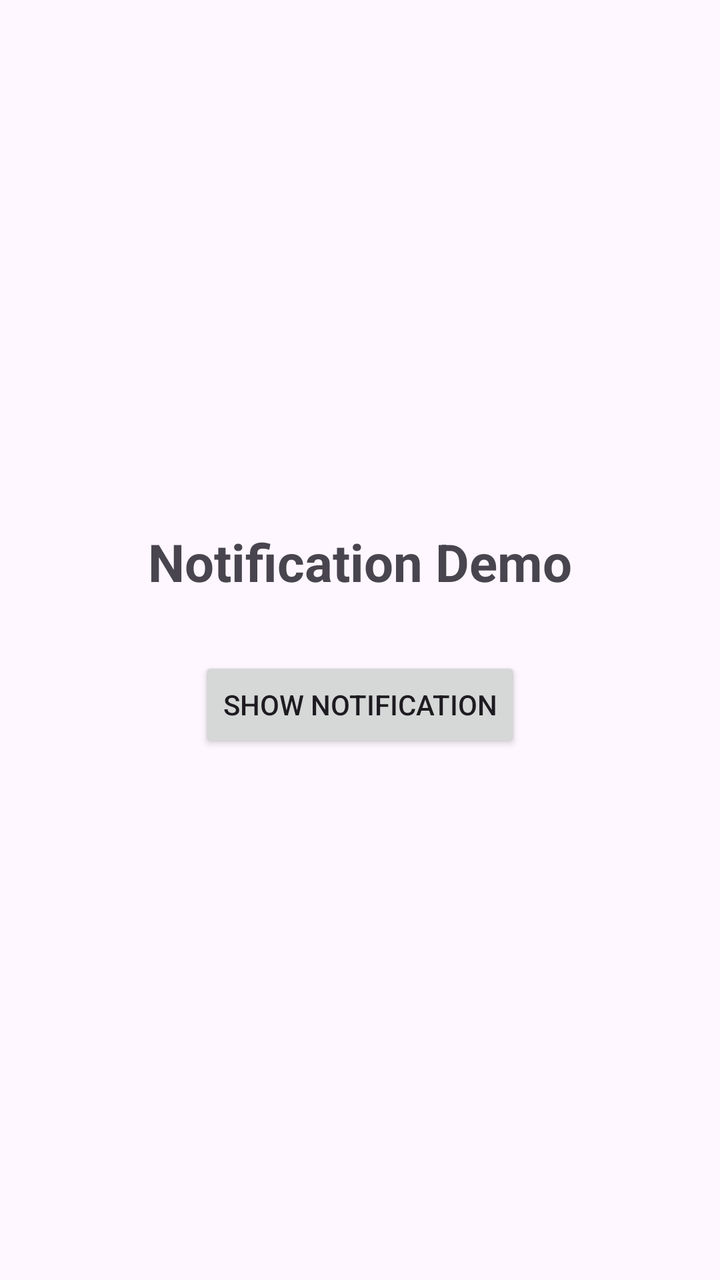
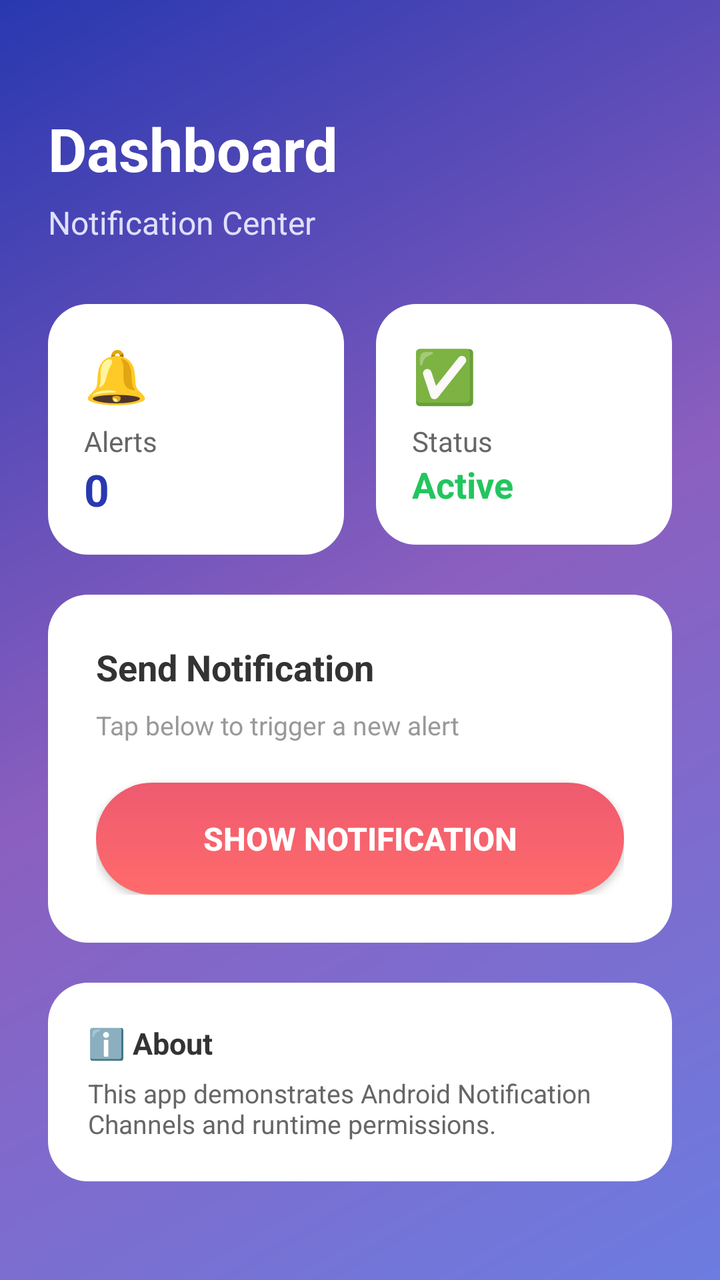

Two renders of the same Android screen: before a commit and after it. Below are the layout's source before the change and the commit's diff.
<!-- AndroidManifest.xml: application theme Theme.NotificationDemoMAD5 -->
<!-- res/layout/activity_main.xml -->
<?xml version="1.0" encoding="utf-8"?>
<LinearLayout xmlns:android="http://schemas.android.com/apk/res/android"
    android:layout_width="match_parent"
    android:layout_height="match_parent"
    android:orientation="vertical"
    android:gravity="center"
    android:padding="24dp">

    <TextView
        android:layout_width="wrap_content"
        android:layout_height="wrap_content"
        android:text="Notification Demo"
        android:textSize="26sp"
        android:textStyle="bold"
        android:layout_marginBottom="30dp" />

    <Button
        android:id="@+id/btnNotify"
        android:layout_width="wrap_content"
        android:layout_height="wrap_content"
        android:text="Show Notification" />

</LinearLayout>
<!-- resources referenced by this layout -->
<resources>
  <style name="Theme.NotificationDemoMAD5" parent="Base.Theme.NotificationDemoMAD5" />
  <style name="Base.Theme.NotificationDemoMAD5" parent="Theme.Material3.DayNight.NoActionBar">
          
          
      </style>
</resources>

<!-- the commit's change to res/layout/activity_main.xml (unified diff, before → after) -->
@@ -1,23 +1,173 @@
 <?xml version="1.0" encoding="utf-8"?>
-<LinearLayout xmlns:android="http://schemas.android.com/apk/res/android"
+<ScrollView xmlns:android="http://schemas.android.com/apk/res/android"
     android:layout_width="match_parent"
     android:layout_height="match_parent"
-    android:orientation="vertical"
-    android:gravity="center"
-    android:padding="24dp">
+    android:background="@drawable/dashboard_gradient_bg">
 
-    <TextView
-        android:layout_width="wrap_content"
+    <LinearLayout
+        android:layout_width="match_parent"
         android:layout_height="wrap_content"
-        android:text="Notification Demo"
-        android:textSize="26sp"
-        android:textStyle="bold"
-        android:layout_marginBottom="30dp" />
+        android:orientation="vertical"
+        android:padding="24dp">
 
-    <Button
-        android:id="@+id/btnNotify"
-        android:layout_width="wrap_content"
-        android:layout_height="wrap_content"
-        android:text="Show Notification" />
+        <TextView
+            android:layout_width="wrap_content"
+            android:layout_height="wrap_content"
+            android:text="Dashboard"
+            android:textSize="30sp"
+            android:textStyle="bold"
+            android:textColor="#FFFFFF"
+            android:layout_marginTop="30dp"
+            android:layout_marginBottom="6dp" />
 
-</LinearLayout>
+        <TextView
+            android:layout_width="wrap_content"
+            android:layout_height="wrap_content"
+            android:text="Notification Center"
+            android:textSize="16sp"
+            android:textColor="#E0E0FF"
+            android:layout_marginBottom="30dp" />
+
+        
+        <LinearLayout
+            android:layout_width="match_parent"
+            android:layout_height="wrap_content"
+            android:orientation="horizontal"
+            android:layout_marginBottom="20dp">
+
+            <LinearLayout
+                android:layout_width="0dp"
+                android:layout_height="wrap_content"
+                android:layout_weight="1"
+                android:orientation="vertical"
+                android:background="@drawable/card_bg"
+                android:padding="18dp"
+                android:layout_marginEnd="8dp">
+
+                <TextView
+                    android:layout_width="wrap_content"
+                    android:layout_height="wrap_content"
+                    android:text="🔔"
+                    android:textSize="26sp" />
+
+                <TextView
+                    android:layout_width="wrap_content"
+                    android:layout_height="wrap_content"
+                    android:text="Alerts"
+                    android:textSize="14sp"
+                    android:textColor="#666666"
+                    android:layout_marginTop="6dp" />
+
+                <TextView
+                    android:id="@+id/tvAlertCount"
+                    android:layout_width="wrap_content"
+                    android:layout_height="wrap_content"
+                    android:text="0"
+                    android:textSize="22sp"
+                    android:textStyle="bold"
+                    android:textColor="#2938B0" />
+
+            </LinearLayout>
+
+            <LinearLayout
+                android:layout_width="0dp"
+                android:layout_height="wrap_content"
+                android:layout_weight="1"
+                android:orientation="vertical"
+                android:background="@drawable/card_bg"
+                android:padding="18dp"
+                android:layout_marginStart="8dp">
+
+                <TextView
+                    android:layout_width="wrap_content"
+                    android:layout_height="wrap_content"
+                    android:text="✅"
+                    android:textSize="26sp" />
+
+                <TextView
+                    android:layout_width="wrap_content"
+                    android:layout_height="wrap_content"
+                    android:text="Status"
+                    android:textSize="14sp"
+                    android:textColor="#666666"
+                    android:layout_marginTop="6dp" />
+
+                <TextView
+                    android:layout_width="wrap_content"
+                    android:layout_height="wrap_content"
+                    android:text="Active"
+                    android:textSize="18sp"
+                    android:textStyle="bold"
+                    android:textColor="#22C55E" />
+
+            </LinearLayout>
+
+        </LinearLayout>
+
+        
+        <LinearLayout
+            android:layout_width="match_parent"
+            android:layout_height="wrap_content"
+            android:orientation="vertical"
+            android:background="@drawable/card_bg"
+            android:padding="24dp"
+            android:layout_marginBottom="20dp">
+
+            <TextView
+                android:layout_width="wrap_content"
+                android:layout_height="wrap_content"
+                android:text="Send Notification"
+                android:textSize="18sp"
+                android:textStyle="bold"
+                android:textColor="#333333"
+                android:layout_marginBottom="8dp" />
+
+            <TextView
+                android:layout_width="wrap_content"
+                android:layout_height="wrap_content"
+                android:text="Tap below to trigger a new alert"
+                android:textSize="13sp"
+                android:textColor="#999999"
+                android:layout_marginBottom="20dp" />
+
+            <Button
+                android:id="@+id/btnNotify"
+                android:layout_width="match_parent"
+                android:layout_height="56dp"
+                android:text="Show Notification"
+                android:textColor="#FFFFFF"
+                android:textSize="16sp"
+                android:textStyle="bold"
+                android:background="@drawable/button_gradient_bg" />
+
+        </LinearLayout>
+
+        
+        <LinearLayout
+            android:layout_width="match_parent"
+            android:layout_height="wrap_content"
+            android:orientation="vertical"
+            android:background="@drawable/card_bg"
+            android:padding="20dp">
+
+            <TextView
+                android:layout_width="wrap_content"
+                android:layout_height="wrap_content"
+                android:text="ℹ️ About"
+                android:textSize="15sp"
+                android:textStyle="bold"
+                android:textColor="#333333"
+                android:layout_marginBottom="6dp" />
+
+            <TextView
+                android:layout_width="wrap_content"
+                android:layout_height="wrap_content"
+                android:text="This app demonstrates Android Notification Channels and runtime permissions."
+                android:textSize="13sp"
+                android:textColor="#666666" />
+
+        </LinearLayout>
+
+    </LinearLayout>
+
+</ScrollView>
<!-- resource entries referenced after the edit -->
@@ -1,5 +1,29 @@
 <!-- resources referenced by this layout -->
 <resources>
+  <!-- drawable button_gradient_bg (drawable) -->
+  <?xml version="1.0" encoding="utf-8"?>
+  <shape xmlns:android="http://schemas.android.com/apk/res/android">
+      <gradient
+          android:startColor="#FF6B6B"
+          android:endColor="#EE5A6F"
+          android:angle="90" />
+      <corners android:radius="28dp" />
+  </shape>
+  <!-- drawable card_bg (drawable) -->
+  <?xml version="1.0" encoding="utf-8"?>
+  <shape xmlns:android="http://schemas.android.com/apk/res/android">
+      <solid android:color="#FFFFFF" />
+      <corners android:radius="20dp" />
+  </shape>
+  <!-- drawable dashboard_gradient_bg (drawable) -->
+  <?xml version="1.0" encoding="utf-8"?>
+  <shape xmlns:android="http://schemas.android.com/apk/res/android">
+      <gradient
+          android:startColor="#6C7CE0"
+          android:centerColor="#8B5FBF"
+          android:endColor="#2938B0"
+          android:angle="135" />
+  </shape>
   <style name="Theme.NotificationDemoMAD5" parent="Base.Theme.NotificationDemoMAD5" />
   <style name="Base.Theme.NotificationDemoMAD5" parent="Theme.Material3.DayNight.NoActionBar">
           
